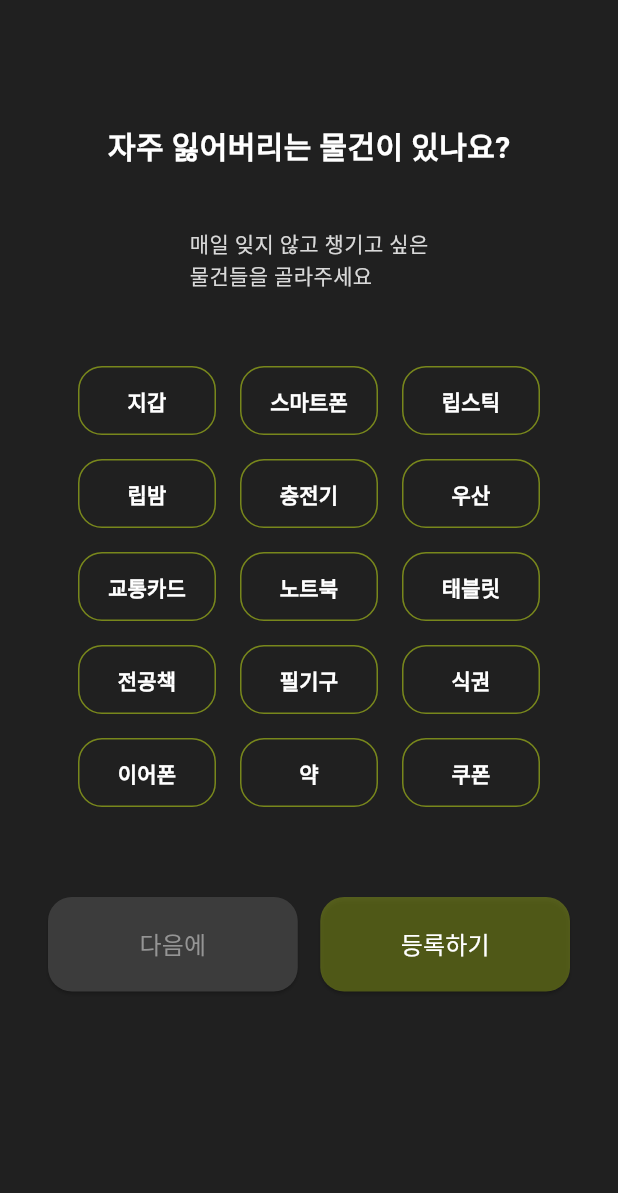
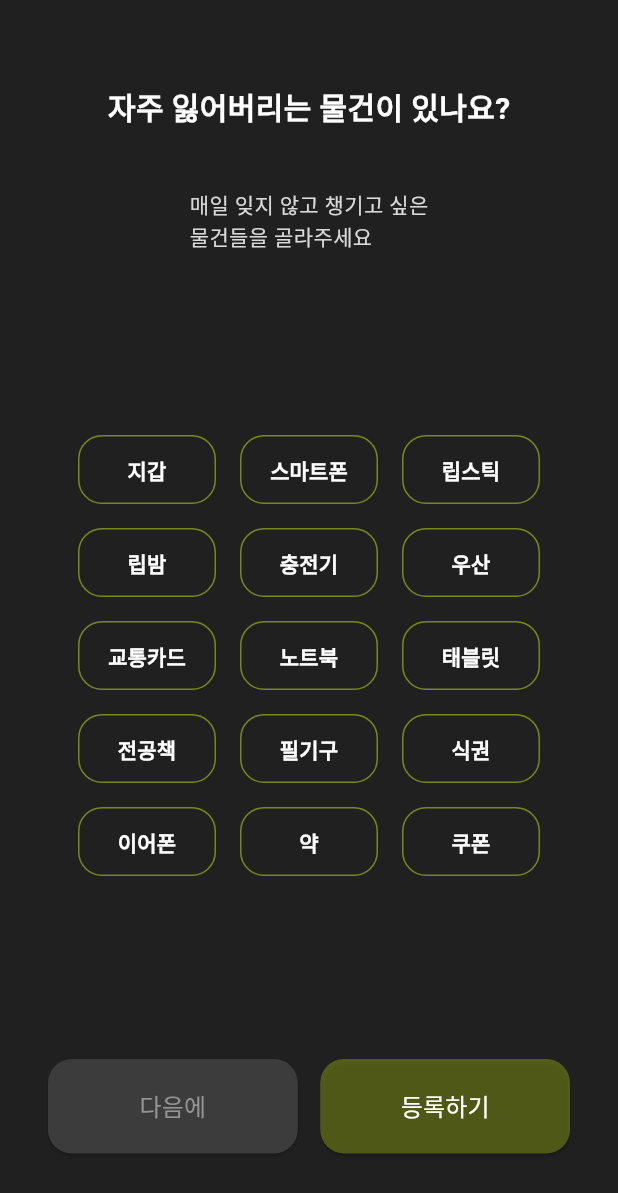
Before and after one commit to NERO-SERVICE/Nero-App, a Flutter app: the MemoriesPage screen opened by its route, on a phone screen of 412 x 824 dp. Shown: the top 1193 px of the screen. Run offline on Flutter 3.47's test engine with Material 3 defaults, Android fonts, the light colour scheme and no system bars; our stand-ins replace dio, equatable, firebase_core, flutter_dotenv, flutter_svg, get and 7 more; missing offline and left inert: animated_button_bar, kakao_flutter_sdk_user; accounts and stored records are empty; generated files the repository leaves out were written again; network calls fail; Roboto replaces fonts that are missing (Pretendard).

Commit message:
#16 UI: 챙길거리 초기 페이지 기기대응

```diff
--- a/lib/develop/memories/page/memories_page.dart
+++ b/lib/develop/memories/page/memories_page.dart
@@ -178,27 +178,25 @@ class _MemoriesPageState extends State<MemoriesPage> {
         scrolledUnderElevation: 0,
         backgroundColor: Colors.transparent,
         elevation: 0,
-        flexibleSpace: ClipRect(
-          child: BackdropFilter(
-            filter: ImageFilter.blur(sigmaX: 5.0, sigmaY: 5.0),
-            child: Container(
-              color: Colors.transparent,
       ),
-          ),
-        ),
-      ),
-      body: SingleChildScrollView(
+      body: LayoutBuilder(
+        builder: (context, constraints) {
+          return SingleChildScrollView(
+            child: ConstrainedBox(
+              constraints: BoxConstraints(minHeight: constraints.maxHeight),
               child: Column(
-          crossAxisAlignment: CrossAxisAlignment.center,
+                mainAxisAlignment: MainAxisAlignment.spaceBetween,
                 children: [
-            const SizedBox(height: 26),
                   _titleBox(),
-            const SizedBox(height: 50),
                   _selectButtonList(),
-            const SizedBox(height: 60),
                   Padding(
                     padding: const EdgeInsets.symmetric(horizontal: 32),
-              child: Row(
+                    child: Align(
+                      alignment: Alignment.bottomCenter,
+                      child: Column(
+                        mainAxisSize: MainAxisSize.min,
+                        children: [
+                          Row(
                             mainAxisAlignment: MainAxisAlignment.center,
                             children: [
                               Expanded(
@@ -210,10 +208,17 @@ class _MemoriesPageState extends State<MemoriesPage> {
                               ),
                             ],
                           ),
+                          const SizedBox(height: 54),
+                        ],
+                      ),
+                    ),
                   ),
                 ],
               ),
             ),
           );
+        },
+      ),
+    );
   }
 }
```
Lines whose indentation alone changed are shown as unchanged.
